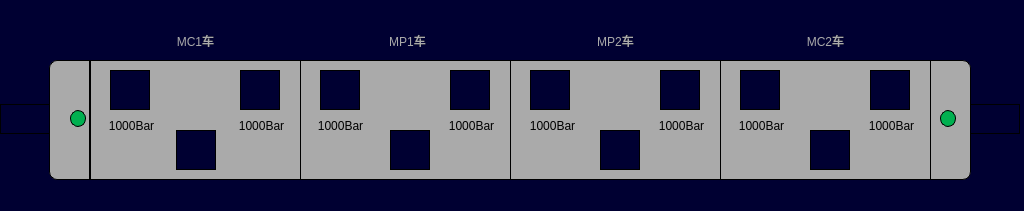
Qt form vehiclebrakepage.ui (994656234/HHL) before a commit.
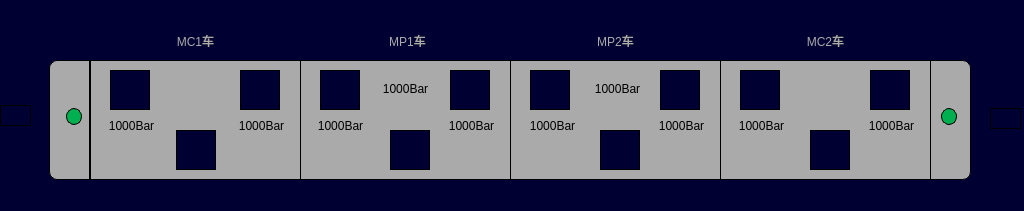
The same form after that commit. Icons and pictures are not drawn.

```diff
--- a/vehiclebrakepage.ui
+++ b/vehiclebrakepage.ui
@@ -368,10 +368,10 @@
   <widget class="QLabel" name="lbl_cab2_direction">
    <property name="geometry">
     <rect>
-     <x>970</x>
-     <y>104</y>
-     <width>50</width>
-     <height>30</height>
+     <x>990</x>
+     <y>108</y>
+     <width>31</width>
+     <height>21</height>
     </rect>
    </property>
    <property name="styleSheet">
@@ -384,8 +384,8 @@
   <widget class="QLabel" name="lbl_cab2_active">
    <property name="geometry">
     <rect>
-     <x>940</x>
-     <y>110</y>
+     <x>941</x>
+     <y>108</y>
      <width>16</width>
      <height>17</height>
     </rect>
@@ -402,9 +402,9 @@
    <property name="geometry">
     <rect>
      <x>0</x>
-     <y>104</y>
-     <width>50</width>
-     <height>30</height>
+     <y>105</y>
+     <width>31</width>
+     <height>21</height>
     </rect>
    </property>
    <property name="styleSheet">
@@ -417,8 +417,8 @@
   <widget class="QLabel" name="lbl_cab1_active">
    <property name="geometry">
     <rect>
-     <x>70</x>
-     <y>110</y>
+     <x>66</x>
+     <y>108</y>
      <width>16</width>
      <height>17</height>
     </rect>
@@ -635,6 +635,48 @@
     <set>Qt::AlignCenter</set>
    </property>
   </widget>
+  <widget class="QLabel" name="lbl_break_MRPMP2">
+   <property name="geometry">
+    <rect>
+     <x>580</x>
+     <y>73</y>
+     <width>75</width>
+     <height>31</height>
+    </rect>
+   </property>
+   <property name="styleSheet">
+    <string notr="true">font:18px&quot;微软雅黑&quot;;
+background-color: rgb(170, 170, 170);
+border:0px;</string>
+   </property>
+   <property name="text">
+    <string>1000Bar</string>
+   </property>
+   <property name="alignment">
+    <set>Qt::AlignCenter</set>
+   </property>
+  </widget>
+  <widget class="QLabel" name="lbl_break_MRPMP1">
+   <property name="geometry">
+    <rect>
+     <x>368</x>
+     <y>73</y>
+     <width>75</width>
+     <height>31</height>
+    </rect>
+   </property>
+   <property name="styleSheet">
+    <string notr="true">font:18px&quot;微软雅黑&quot;;
+background-color: rgb(170, 170, 170);
+border:0px;</string>
+   </property>
+   <property name="text">
+    <string>1000Bar</string>
+   </property>
+   <property name="alignment">
+    <set>Qt::AlignCenter</set>
+   </property>
+  </widget>
   <zorder>label</zorder>
   <zorder>label_2</zorder>
   <zorder>LBLM2</zorder>
@@ -669,6 +711,8 @@
   <zorder>lbl_break3_1_pressure</zorder>
   <zorder>lbl_break4_2_pressure</zorder>
   <zorder>lbl_break4_1_pressure</zorder>
+  <zorder>lbl_break_MRPMP2</zorder>
+  <zorder>lbl_break_MRPMP1</zorder>
  </widget>
  <resources/>
  <connections/>
```
